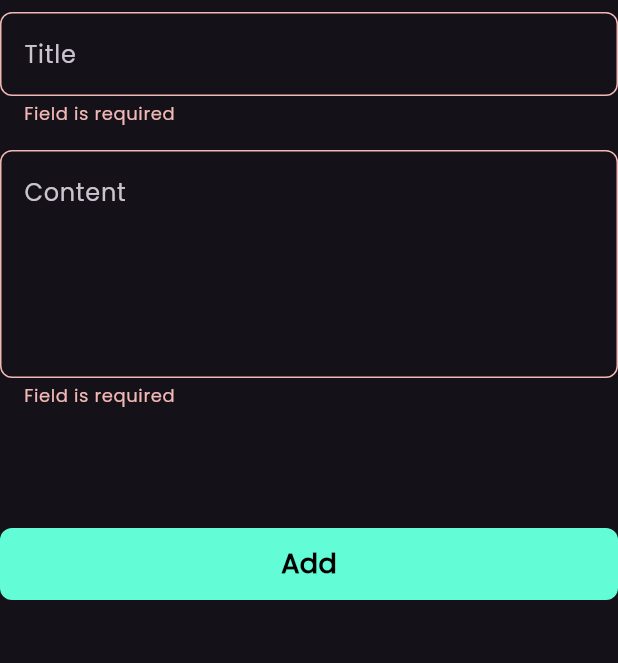
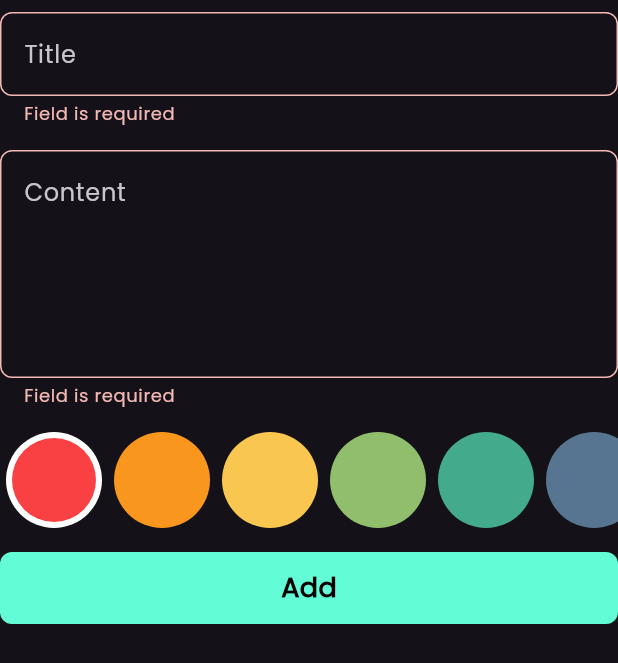
Before and after one commit to ahmedismail-10/notes_app, a Flutter app: the AddNoteForm widget shown alone on an empty page, opened directly, after a tap on "Add", on a phone screen of 412 x 824 dp. Shown: the top 663 px of the screen. Run offline on Flutter 3.47's test engine with Material 3 defaults, Android fonts, the phone set to English and light mode, and no system bars; our stand-ins replace bloc, flutter_bloc, hive, hive_flutter; accounts and stored records are empty.

Commit message:
cretae color list view

```diff
--- a/lib/constant.dart
+++ b/lib/constant.dart
@@ -2,3 +2,11 @@ import 'package:flutter/cupertino.dart';
 
 const kPrimaryColor = Color(0xff62FCD7);
 const kNotesBox = 'notes_box';
+List<Color> kColors = const [
+  Color(0xffF94144),
+  Color(0xffF8961E),
+  Color(0xffF9C74F),
+  Color(0xff90BE6D),
+  Color(0xff43AA8B),
+  Color(0xff577590),
+];
--- a/lib/cubits/add_note_cubit/add_note_cubit.dart
+++ b/lib/cubits/add_note_cubit/add_note_cubit.dart
@@ -1,4 +1,5 @@
 import 'package:bloc/bloc.dart';
+import 'package:flutter/material.dart';
 import 'package:meta/meta.dart';
 import 'package:hive_flutter/hive_flutter.dart';
 import 'package:notes_app/constant.dart';
@@ -8,6 +9,7 @@ part 'add_note_state.dart';
 
 class AddNoteCubit extends Cubit<AddNoteState> {
   AddNoteCubit() : super(AddNoteInitial());
+  Color color = kColors[0];
   addNote(NoteModel note) async {
     emit(AddNoteLoading());
     try {
--- a/lib/views/widgets/add_note_form.dart
+++ b/lib/views/widgets/add_note_form.dart
@@ -3,6 +3,7 @@ import 'package:flutter_bloc/flutter_bloc.dart';
 import 'package:intl/intl.dart';
 import 'package:notes_app/cubits/add_note_cubit/add_note_cubit.dart';
 import 'package:notes_app/models/note_model.dart';
+import 'package:notes_app/views/widgets/colors_list_view.dart';
 import 'package:notes_app/views/widgets/custom_button.dart';
 import 'package:notes_app/views/widgets/custom_text_form_field.dart';
 
@@ -38,9 +39,7 @@ class _AddNoteFormState extends State<AddNoteForm> {
             hintText: 'Content',
             maxLines: 5,
           ),
-          const SizedBox(
-            height: 64,
-          ),
+          const ColorsListView(),
           BlocBuilder<AddNoteCubit, AddNoteState>(
             builder: (context, state) {
               return CustomButton(
@@ -56,7 +55,9 @@ class _AddNoteFormState extends State<AddNoteForm> {
                       title: title!,
                       content: content!,
                       date: formattedCurrentDate,
-                      color: Colors.blue.toARGB32(),
+                      color: BlocProvider.of<AddNoteCubit>(
+                        context,
+                      ).color.toARGB32(),
                     );
                     BlocProvider.of<AddNoteCubit>(context).addNote(noteModel);
                   } else {
--- /dev/null
+++ b/lib/views/widgets/color_item.dart
@@ -0,0 +1,23 @@
+import 'package:flutter/material.dart';
+
+class ColorItem extends StatelessWidget {
+  const ColorItem({super.key, required this.selected, required this.color});
+  final bool selected;
+  final Color color;
+  @override
+  Widget build(BuildContext context) {
+    return selected
+        ? CircleAvatar(
+            radius: 32,
+            backgroundColor: Colors.white,
+            child: CircleAvatar(
+              radius: 28,
+              backgroundColor: color,
+            ),
+          )
+        : CircleAvatar(
+            radius: 32,
+            backgroundColor: color,
+          );
+  }
+}
--- /dev/null
+++ b/lib/views/widgets/colors_list_view.dart
@@ -0,0 +1,47 @@
+import 'package:flutter/material.dart';
+import 'package:flutter_bloc/flutter_bloc.dart';
+import 'package:notes_app/constant.dart';
+import 'package:notes_app/cubits/add_note_cubit/add_note_cubit.dart';
+import 'package:notes_app/views/widgets/color_item.dart';
+
+class ColorsListView extends StatefulWidget {
+  const ColorsListView({super.key});
+
+  @override
+  State<ColorsListView> createState() => _ColorsListViewState();
+}
+
+class _ColorsListViewState extends State<ColorsListView> {
+  int currentIndex = 0;
+  @override
+  Widget build(BuildContext context) {
+    return Padding(
+      padding: const EdgeInsets.symmetric(vertical: 8),
+      child: SizedBox(
+        height: 2 * 32,
+        child: ListView.builder(
+          scrollDirection: Axis.horizontal,
+          itemCount: kColors.length,
+          itemBuilder: (context, index) {
+            return Padding(
+              padding: const EdgeInsets.symmetric(horizontal: 4),
+              child: GestureDetector(
+                onTap: () {
+                  setState(() {
+                    currentIndex = index;
+                    BlocProvider.of<AddNoteCubit>(context).color =
+                        kColors[index];
+                  });
+                },
+                child: ColorItem(
+                  selected: currentIndex == index,
+                  color: kColors[index],
+                ),
+              ),
+            );
+          },
+        ),
+      ),
+    );
+  }
+}
```
